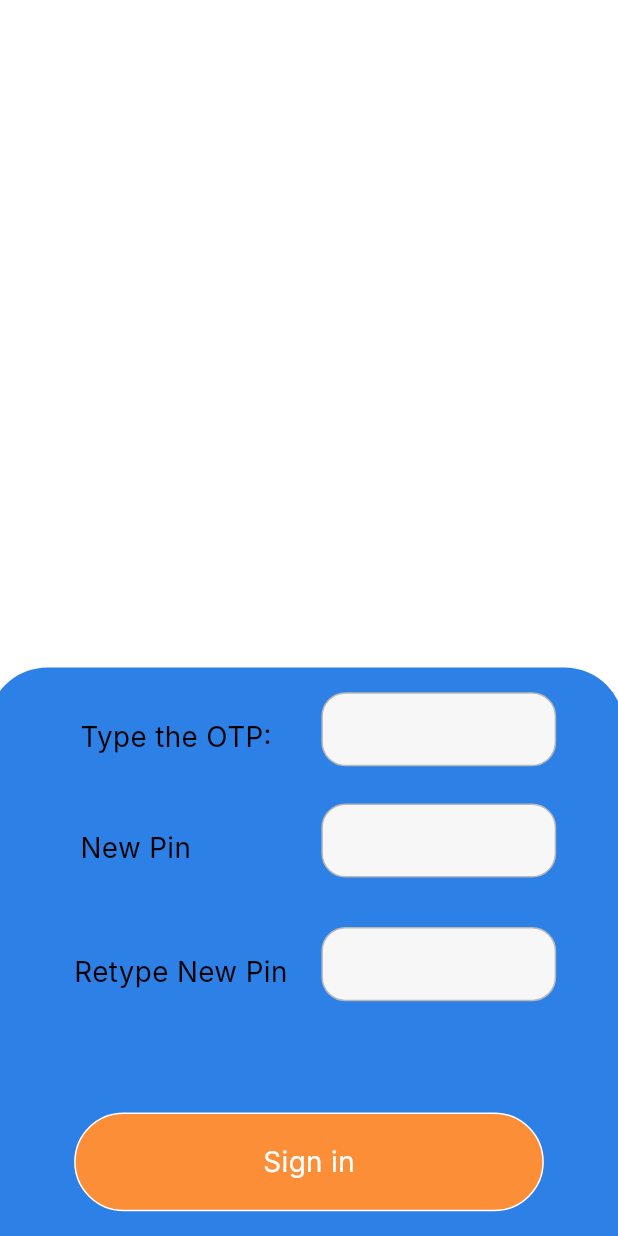
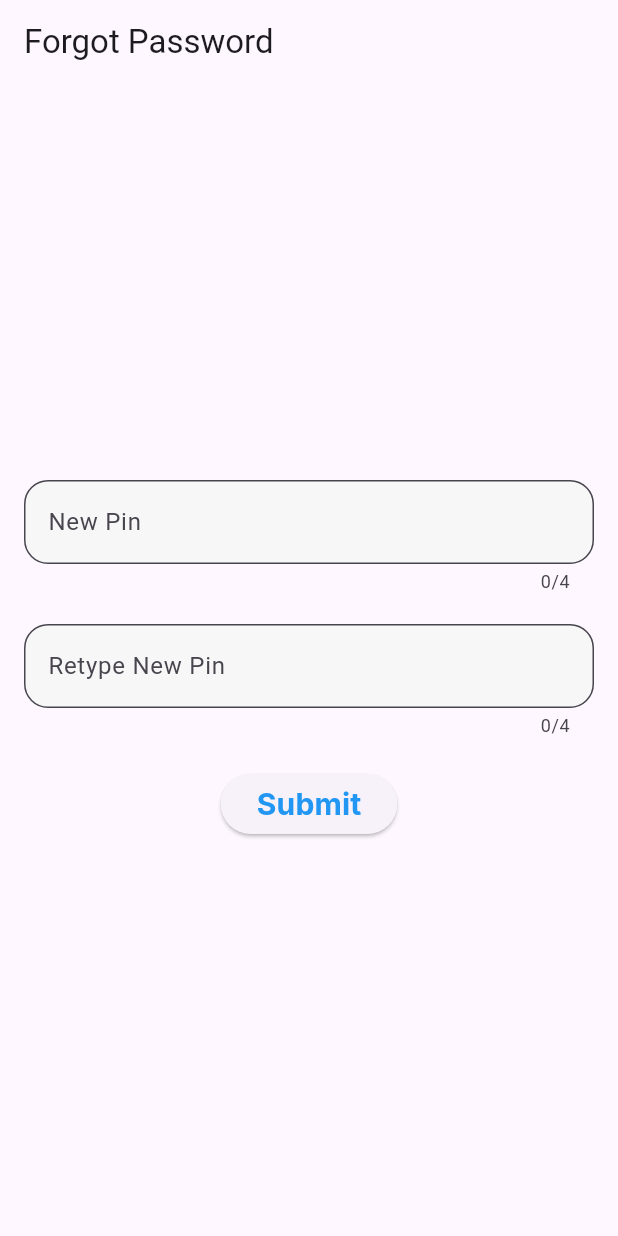
Before and after one commit to HUSSAIN13Q/bugrani2, a Flutter app: the ForgetPassPage screen opened by its route, on a phone screen of 412 x 824 dp. Run offline on Flutter 3.47's test engine with Material 3 defaults, Android fonts, the phone set to English and light mode, and no system bars; our stand-ins replace dio, go_router, shared_preferences; accounts and stored records are empty; Roboto replaces fonts that are missing (Inter).

Commit message:
done forget pass page

```diff
--- a/lib/sign_in/forget_pass.dart
+++ b/lib/sign_in/forget_pass.dart
@@ -1,148 +1,60 @@
 import 'package:flutter/material.dart';
 
 class ForgetPassPage extends StatelessWidget {
-  const ForgetPassPage({Key? key}) : super(key: key);
+  const ForgetPassPage({super.key});
 
   @override
   Widget build(BuildContext context) {
-    final screenWidth = MediaQuery.of(context).size.width;
-    final screenHeight = MediaQuery.of(context).size.height;
-
     return Scaffold(
-      body: Container(
-        width: screenWidth,
-        height: screenHeight,
-        color: Colors.white,
-        child: Stack(
+      appBar: AppBar(
+        title: const Text('Forgot Password'),
+      ),
+      body: Padding(
+        padding: const EdgeInsets.all(16.0),
+        child: Column(
+          mainAxisAlignment: MainAxisAlignment.center,
           children: [
-            Positioned(
-              left: screenWidth * -0.02,
-              top: screenHeight * 0.54,
-              child: Container(
-                width: screenWidth * 1.03,
-                height: screenHeight * 0.57,
-                decoration: BoxDecoration(
-                  color: const Color(0xFF2C80E6),
-                  borderRadius: BorderRadius.circular(40),
+            TextField(
+              decoration: InputDecoration(
+                labelText: 'New Pin',
+                filled: true,
+                fillColor: const Color(0xFFF7F7F7),
+                border: OutlineInputBorder(
+                  borderRadius: BorderRadius.circular(16),
+                  borderSide: const BorderSide(color: Color(0xFFB8B8B8)),
                 ),
               ),
+              keyboardType: TextInputType.number,
+              maxLength: 4,
+              obscureText: true,
             ),
-            Positioned(
-              left: screenWidth * 0.13,
-              top: screenHeight * 0.58,
-              child: Text(
-                'Type the OTP:',
+            const SizedBox(height: 20),
+            TextField(
+              decoration: InputDecoration(
+                labelText: 'Retype New Pin',
+                filled: true,
+                fillColor: const Color(0xFFF7F7F7),
+                border: OutlineInputBorder(
+                  borderRadius: BorderRadius.circular(16),
+                  borderSide: const BorderSide(color: Color(0xFFB8B8B8)),
+                ),
+              ),
+              keyboardType: TextInputType.number,
+              maxLength: 4,
+              obscureText: true,
+            ),
+            const SizedBox(height: 20),
+            ElevatedButton(
+              onPressed: () {
+                // Add submit logic here
+              },
+              child: const Text(
+                'Submit',
                 style: TextStyle(
                   fontFamily: 'Inter',
-                  fontSize: screenWidth * 0.045,
-                  fontWeight: FontWeight.w400,
-                  color: Colors.black,
-                ),
-              ),
-            ),
-            Positioned(
-              left: screenWidth * 0.52,
-              top: screenHeight * 0.56,
-              child: Container(
-                width: screenWidth * 0.38,
-                height: screenHeight * 0.06,
-                decoration: BoxDecoration(
-                  color: const Color(0xFFF7F7F7),
-                  borderRadius: BorderRadius.circular(16),
-                  border: Border.all(
-                    color: const Color(0xFFB8B8B8),
-                    width: 1,
-                  ),
-                ),
-              ),
-            ),
-            Positioned(
-              left: screenWidth * 0.13,
-              top: screenHeight * 0.67,
-              child: Text(
-                'New Pin',
-                style: TextStyle(
-                  fontFamily: 'Inter',
-                  fontSize: screenWidth * 0.045,
-                  fontWeight: FontWeight.w400,
-                  color: Colors.black,
-                ),
-              ),
-            ),
-            Positioned(
-              left: screenWidth * 0.52,
-              top: screenHeight * 0.65,
-              child: Container(
-                width: screenWidth * 0.38,
-                height: screenHeight * 0.06,
-                decoration: BoxDecoration(
-                  color: const Color(0xFFF7F7F7),
-                  borderRadius: BorderRadius.circular(16),
-                  border: Border.all(
-                    color: const Color(0xFFB8B8B8),
-                    width: 1,
-                  ),
-                ),
-              ),
-            ),
-            Positioned(
-              left: screenWidth * 0.12,
-              top: screenHeight * 0.77,
-              child: Text(
-                'Retype New Pin',
-                style: TextStyle(
-                  fontFamily: 'Inter',
-                  fontSize: screenWidth * 0.045,
-                  fontWeight: FontWeight.w400,
-                  color: Colors.black,
-                ),
-              ),
-            ),
-            Positioned(
-              left: screenWidth * 0.52,
-              top: screenHeight * 0.75,
-              child: Container(
-                width: screenWidth * 0.38,
-                height: screenHeight * 0.06,
-                decoration: BoxDecoration(
-                  color: const Color(0xFFF7F7F7),
-                  borderRadius: BorderRadius.circular(16),
-                  border: Border.all(
-                    color: const Color(0xFFB8B8B8),
-                    width: 1,
-                  ),
-                ),
-              ),
-            ),
-            Positioned(
-              left: screenWidth * 0.12,
-              top: screenHeight * 0.9,
-              child: GestureDetector(
-                onTap: () {
-                  // Add sign in logic here
-                },
-                child: Container(
-                  width: screenWidth * 0.76,
-                  height: screenHeight * 0.08,
-                  decoration: BoxDecoration(
-                    color: const Color(0xFFFB8E36),
-                    borderRadius: BorderRadius.circular(50),
-                    border: Border.all(
-                      color: Colors.white,
-                      width: 1,
-                    ),
-                  ),
-                  child: Center(
-                    child: Text(
-                      'Sign in',
-                      style: TextStyle(
-                        fontFamily: 'Inter',
-                        fontSize: screenWidth * 0.045,
-                        fontWeight: FontWeight.w400,
-                        color: Colors.white,
-                      ),
-                    ),
-                  ),
+                  fontSize: 20,
+                  fontWeight: FontWeight.bold,
+                  color: Colors.blue,
                 ),
               ),
             ),
```
